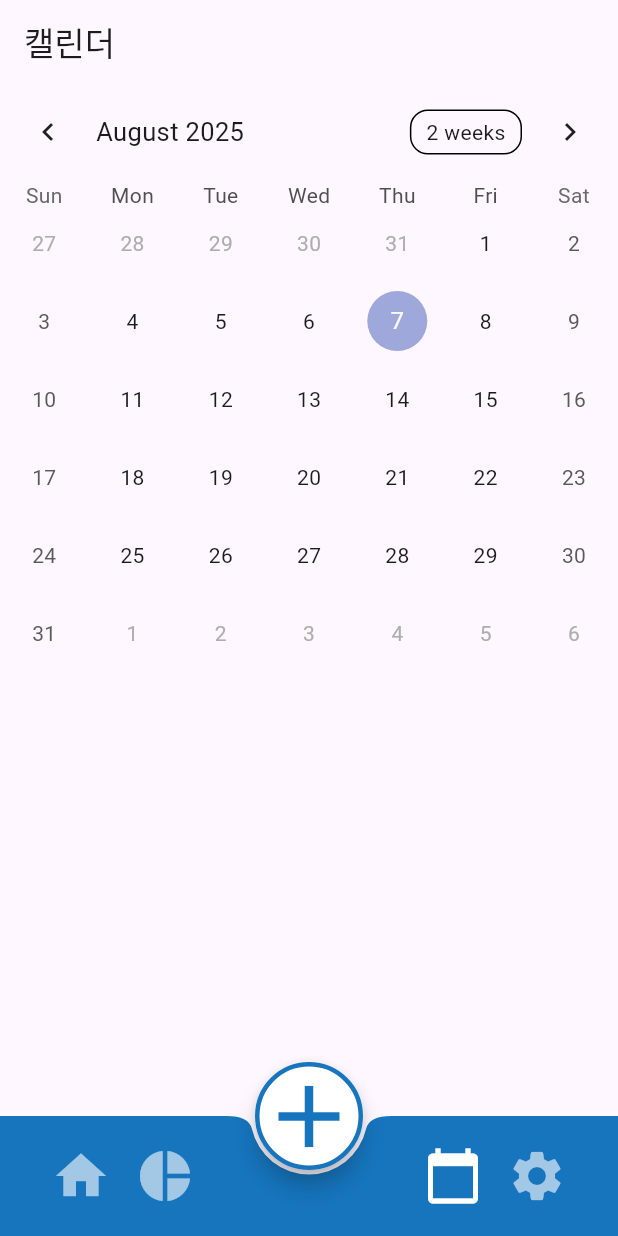
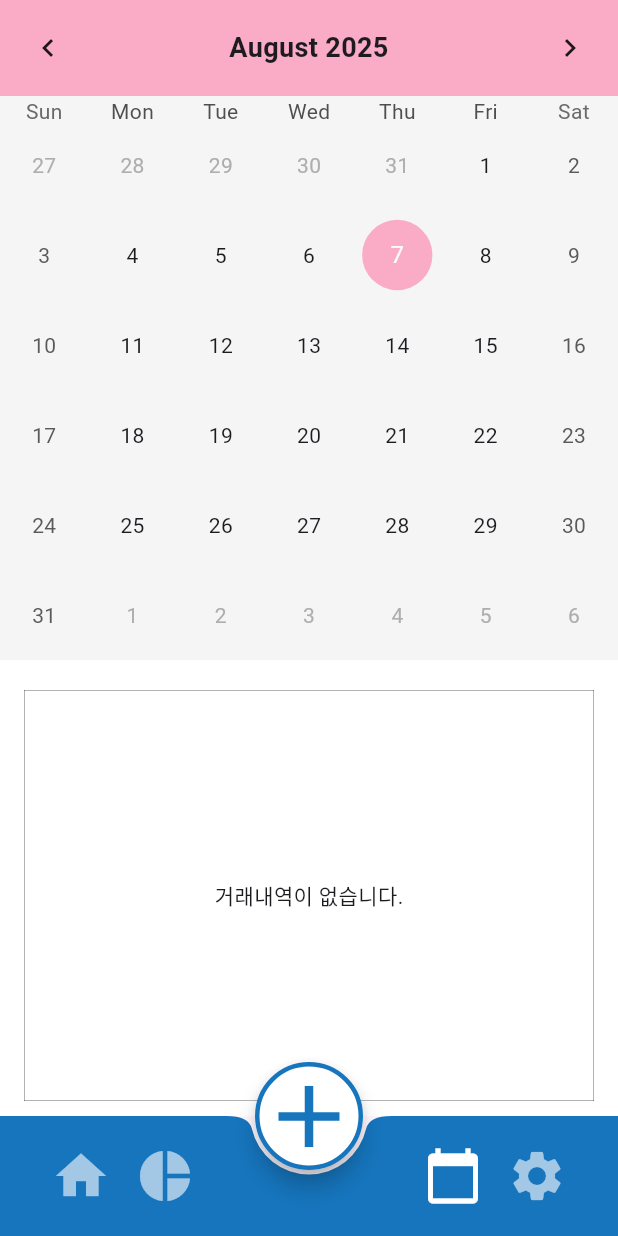
Before and after one commit to gaeunpark7/lets-grow-wallet, a Flutter app: the screen it shows once a user with an empty profile is signed in, item 3 of the bottom bar chosen, on a phone screen of 412 x 824 dp. Run offline on Flutter 3.47's test engine with Material 3 defaults, Android fonts, the phone set to English and light mode, and no system bars; drawn by our look-alikes of table_calendar; our stand-ins replace flutter_dotenv, supabase_flutter; accounts and stored records are empty; network calls fail.

Commit message:
캘린더

```diff
--- a/lib/features/account_book/home/screens/home_page.dart
+++ b/lib/features/account_book/home/screens/home_page.dart
@@ -1,10 +1,10 @@
 import 'package:flutter/material.dart';
 import 'package:intl/intl.dart';
 import 'package:lets_grow_wallet/features/account_book/home/screens/home_page_detail.dart';
-import 'package:lets_grow_wallet/features/account_book/services/stat_service.dart';
+import 'package:lets_grow_wallet/features/calender/services/stat_service.dart';
 import 'package:supabase_flutter/supabase_flutter.dart';
 import '../../model/transaction_model.dart';
-import '../../model/montyle_stat_model.dart';
+import '../../../calender/model/montyle_stat_model.dart';
 
 class HomePage extends StatefulWidget {
   const HomePage({super.key});
--- /dev/null
+++ b/lib/features/calender/model/daily_stat_model.dart
@@ -0,0 +1,28 @@
+class DailyStat {
+  final String userId;
+  final DateTime day;
+  final int totalIncome;
+  final int totalExpense;
+  final int cashExpense;
+  final int cardExpense;
+
+  DailyStat({
+    required this.userId,
+    required this.day,
+    required this.totalIncome,
+    required this.totalExpense,
+    required this.cashExpense,
+    required this.cardExpense,
+  });
+
+  factory DailyStat.fromMap(Map<String, dynamic> map) {
+    return DailyStat(
+      userId: map['user_id'],
+      day: DateTime.parse(map['day']),
+      totalIncome: map['total_income'] ?? 0,
+      totalExpense: map['total_expense'] ?? 0,
+      cashExpense: map['cash_expense'] ?? 0,
+      cardExpense: map['card_expense'] ?? 0,
+    );
+  }
+}
--- a/lib/features/calender/screens/calender.dart
+++ b/lib/features/calender/screens/calender.dart
@@ -1,4 +1,6 @@
 import 'package:flutter/material.dart';
+import 'package:lets_grow_wallet/features/calender/model/daily_stat_model.dart';
+import 'package:lets_grow_wallet/features/calender/services/stat_service.dart';
 import 'package:table_calendar/table_calendar.dart';
 
 class Calender extends StatefulWidget {
@@ -11,23 +13,117 @@ class Calender extends StatefulWidget {
 class _CalenderState extends State<Calender> {
   DateTime _focusedDay = DateTime.now();
   DateTime? _selectedDay;
+  DailyStat? _stat;
+
+  // DailyStat _stat; //선택된 날짜의 통계
+
+  void onDaySelected(DateTime selectedDay, DateTime focusedDay) async {
+    setState(() {
+      _selectedDay = selectedDay;
+      _focusedDay = focusedDay;
+      _stat = null; //로딩 전 초기화
+    });
+    final stat = await StatService().fetchDailyStat(selectedDay);
+    setState(() {
+      _stat = stat;
+    });
+  }
+
   @override
   Widget build(BuildContext context) {
     return Scaffold(
-      appBar: AppBar(title: Text("캘린더")),
-      body: TableCalendar(
-        focusedDay: _focusedDay,
-        firstDay: DateTime.utc(2020, 1, 1),
-        lastDay: DateTime.utc(2030, 12, 31),
-        selectedDayPredicate: (day) => isSameDay(_selectedDay, day),
-        onDaySelected: (selectedDay, focusedDay) {
-          setState(() {
-            _selectedDay = selectedDay;
-            _focusedDay = focusedDay;
-          });
-
-          print("선택한 날짜:$_selectedDay");
-        },
+      backgroundColor: Colors.white,
+      // appBar: AppBar(title: Text("캘린더")),
+      body: Column(
+        children: [
+          Container(
+            color: Colors.grey[100],
+            child: TableCalendar(
+              calendarBuilders: CalendarBuilders(),
+              focusedDay: _focusedDay,
+              firstDay: DateTime.utc(2020, 1, 1),
+              lastDay: DateTime.utc(2030, 12, 31),
+              selectedDayPredicate: (day) => isSameDay(_selectedDay, day),
+              onDaySelected: onDaySelected,
+              calendarFormat: CalendarFormat.month, //월간 보기로 고정
+              availableCalendarFormats: const {CalendarFormat.month: '월'},
+              rowHeight: 60, //셀 크기
+              //style
+              headerStyle: HeaderStyle(
+                formatButtonVisible: false,
+                titleCentered: true,
+                titleTextStyle: TextStyle(
+                  fontSize: 18,
+                  fontWeight: FontWeight.bold,
+                ),
+                decoration: BoxDecoration(
+                  color: const Color.fromARGB(255, 250, 171, 197),
+                ),
+              ),
+              calendarStyle: CalendarStyle(
+                todayDecoration: BoxDecoration(
+                  color: const Color.fromARGB(255, 250, 171, 197),
+                  shape: BoxShape.circle,
+                ),
+                selectedDecoration: BoxDecoration(
+                  color: const Color.fromARGB(255, 243, 176, 255),
+                  shape: BoxShape.circle,
+                ),
+              ),
+            ),
+          ),
+          const SizedBox(height: 10),
+          Expanded(
+            child: Container(
+              width: double.infinity,
+              padding: EdgeInsets.all(16),
+              margin: EdgeInsets.symmetric(horizontal: 16, vertical: 10),
+              decoration: BoxDecoration(
+                // color: Color(0xFFF5F5F5),
+                // borderRadius: BorderRadius.circular(12),
+                border: Border.all(color: Colors.black, width: 0.2),
+              ),
+              child: _stat == null
+                  ? Center(child: Text("거래내역이 없습니다."))
+                  : SingleChildScrollView(
+                      child: Column(
+                        crossAxisAlignment: CrossAxisAlignment.start,
+                        children: [
+                          Text(
+                            "${_selectedDay?.year}년 ${_selectedDay?.month}월 ${_selectedDay?.day}일",
+                            style: TextStyle(
+                              fontSize: 16,
+                              fontWeight: FontWeight.bold,
+                            ),
+                          ),
+                          const SizedBox(height: 10),
+                          Text(
+                            "총 수입: +${_stat!.totalIncome}원",
+                            style: TextStyle(),
+                          ),
+                          Text(
+                            "총 지출: -${_stat!.totalExpense}원",
+                            style: TextStyle(),
+                          ),
+                          Text("현금 지출: ${_stat!.cashExpense}원"),
+                          Text("카드 지출: ${_stat!.cardExpense}원"),
+                          const SizedBox(height: 10),
+                          Divider(),
+                          Text(
+                            "남은 금액: ${_stat!.totalIncome - _stat!.totalExpense}원",
+                            style: TextStyle(fontWeight: FontWeight.bold),
+                          ),
+                          Text("테스트"),
+                          Text("테스트"),
+                          Text("테스트"),
+                          Text("테스트"),
+                          Text("테스트"),
+                        ],
+                      ),
+                    ),
+            ),
+          ),
+        ],
       ),
     );
   }
--- a/lib/features/account_book/services/stat_service.dart
+++ b/lib/features/calender/services/stat_service.dart
@@ -1,4 +1,5 @@
-import 'package:lets_grow_wallet/features/account_book/model/montyle_stat_model.dart';
+import 'package:lets_grow_wallet/features/calender/model/daily_stat_model.dart';
+import 'package:lets_grow_wallet/features/calender/model/montyle_stat_model.dart';
 import 'package:supabase_flutter/supabase_flutter.dart';
 
 class StatService {
@@ -21,4 +22,18 @@ class StatService {
 
     return MonthlyStat.fromMap(result.first);
   }
+
+  Future<DailyStat?> fetchDailyStat(DateTime date) async {
+    final user = supabase.auth.currentUser;
+
+    final result = await supabase
+        .from('daily_stats')
+        .select()
+        .eq('user_id', user!.id)
+        .eq('day', date.toIso8601String().split('T')[0]); // '2025-08-08'
+
+    if (result.isEmpty) return null;
+
+    return DailyStat.fromMap(result.first);
+  }
 }
```
Also changed, not shown: lib/features/calender/model/montyle_stat_model.dart (renamed from lib/features/account_book/model/montyle_stat_model.dart).
